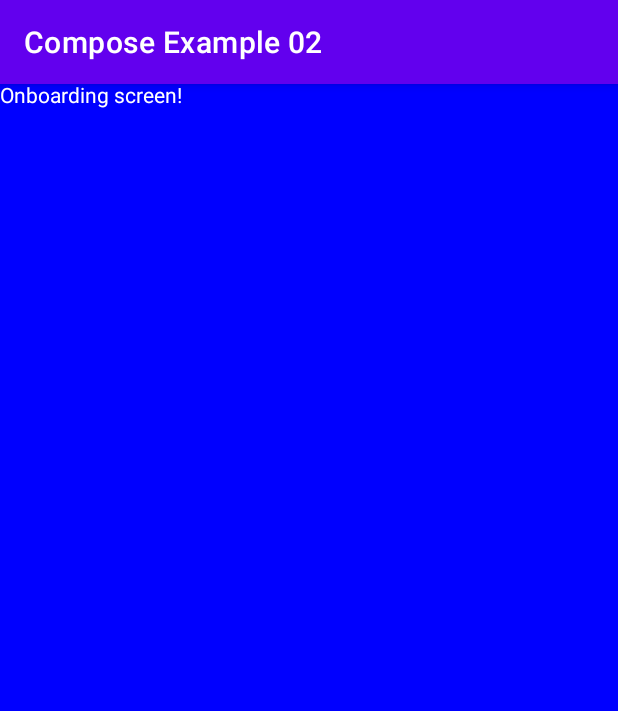
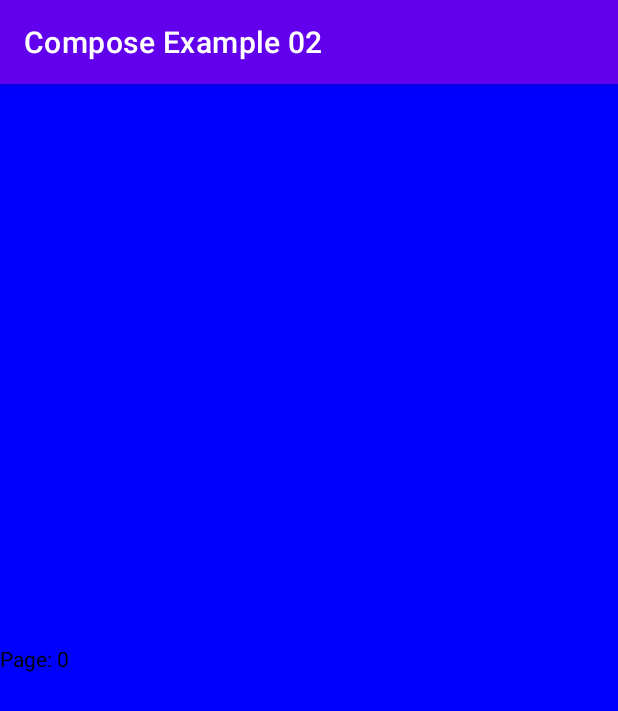
Before and after one commit to poetofcode/AndroidTraining, an Android app built with Jetpack Compose: the fragment OnboardFragment shown on its own in the app's theme, on a phone screen of 412 x 824 dp. Shown: the top 711 px of the screen. Run offline under Robolectric (Android 15) with nearby library versions, the phone set to English and light mode, and no system bars; our stand-ins replace accompanist.

Commit message:
Added accompanist pager (ViewPager analog in Compose)

```diff
--- a/ComposeExample02/app/src/main/java/com/example/composeexample02/OnboardFragment.kt
+++ b/ComposeExample02/app/src/main/java/com/example/composeexample02/OnboardFragment.kt
@@ -3,19 +3,29 @@ package com.example.composeexample02
 import android.os.Bundle
 import android.os.Handler
 import android.view.LayoutInflater
+import android.view.Surface
 import android.view.View
 import android.view.ViewGroup
+import androidx.compose.foundation.layout.fillMaxSize
+import androidx.compose.foundation.layout.fillMaxWidth
 import androidx.compose.material.MaterialTheme
 import androidx.compose.material.Surface
 import androidx.compose.material.Text
 import androidx.compose.runtime.Composable
+import androidx.compose.ui.Modifier
 import androidx.compose.ui.graphics.Color
 import androidx.compose.ui.platform.ComposeView
+import androidx.compose.ui.semantics.SemanticsProperties.Text
+import androidx.compose.ui.text.input.KeyboardType.Companion.Text
 import androidx.compose.ui.tooling.preview.Preview
 import androidx.fragment.app.Fragment
+import com.google.accompanist.pager.ExperimentalPagerApi
+import com.google.accompanist.pager.HorizontalPager
+import com.google.accompanist.pager.rememberPagerState
 
 class OnboardFragment : Fragment() {
 
+    @ExperimentalPagerApi
     override fun onCreateView(
         inflater: LayoutInflater,
         container: ViewGroup?,
@@ -28,13 +38,22 @@ class OnboardFragment : Fragment() {
         }
     }
 
+    @ExperimentalPagerApi
     @Preview
     @Composable
     fun Splash() {
         Surface(
             color = Color.Blue
         ) {
-            Text(text = "Onboarding screen!", color = Color.White)
+            val pagerState = rememberPagerState(pageCount = 3)
+
+            HorizontalPager(state = pagerState) { page ->
+                // Our page content
+                Text(
+                    text = "Page: $page",
+                    modifier = Modifier.fillMaxWidth()
+                )
+            }
         }
     }
 
--- a/ComposeExample02/app/src/main/java/com/example/composeexample02/SplashFragment.kt
+++ b/ComposeExample02/app/src/main/java/com/example/composeexample02/SplashFragment.kt
@@ -54,7 +54,7 @@ class SplashFragment : Fragment() {
                 verticalArrangement = Arrangement.Center,
                 horizontalAlignment = Alignment.CenterHorizontally
             ) {
-                Text(text = "Splash screen!", color = Color.White, style = typography.h6)
+                Text(text = "Splash screen!", color = Color.White, style = typography.h5)
             }
         }
     }
```
Also changed, not shown: ComposeExample02/app/build.gradle (+5 -2 lines), ComposeExample02/build.gradle (+5 -3 lines).
